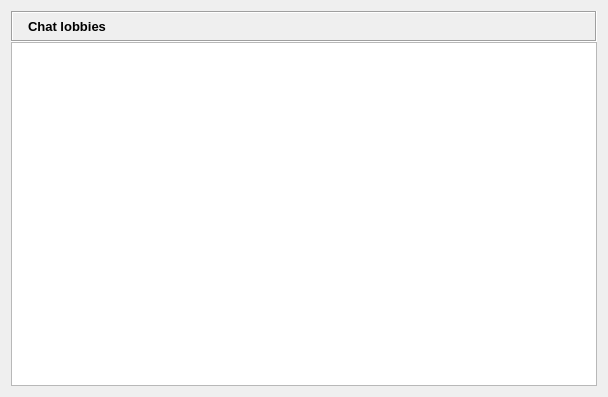
Above: retroshare-gui/src/gui/ChatLobbyWidget.ui from RetroShare/RetroShare before the change. Below: the same form after it.
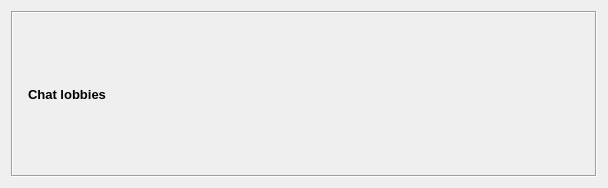
That is the form after the change. Icons and pictures are not drawn.

Commit message: moved chat lobbies into a separate tab

Diff of the .ui file:
```diff
--- a/retroshare-gui/src/gui/ChatLobbyWidget.ui
+++ b/retroshare-gui/src/gui/ChatLobbyWidget.ui
@@ -7,7 +7,7 @@
     <x>0</x>
     <y>0</y>
     <width>608</width>
-    <height>397</height>
+    <height>188</height>
    </rect>
   </property>
   <layout class="QGridLayout" name="gridLayout">
@@ -89,40 +89,6 @@
      </layout>
     </widget>
    </item>
-   <item row="1" column="0">
-    <widget class="QTreeWidget" name="lobbyTreeWidget">
-     <property name="sizePolicy">
-      <sizepolicy hsizetype="Expanding" vsizetype="Expanding">
-       <horstretch>0</horstretch>
-       <verstretch>0</verstretch>
-      </sizepolicy>
-     </property>
-     <property name="contextMenuPolicy">
-      <enum>Qt::CustomContextMenu</enum>
-     </property>
-     <property name="editTriggers">
-      <set>QAbstractItemView::NoEditTriggers</set>
-     </property>
-     <property name="rootIsDecorated">
-      <bool>false</bool>
-     </property>
-     <property name="itemsExpandable">
-      <bool>false</bool>
-     </property>
-     <property name="sortingEnabled">
-      <bool>true</bool>
-     </property>
-     <property name="allColumnsShowFocus">
-      <bool>true</bool>
-     </property>
-     <property name="expandsOnDoubleClick">
-      <bool>false</bool>
-     </property>
-     <property name="columnCount">
-      <number>0</number>
-     </property>
-    </widget>
-   </item>
   </layout>
  </widget>
  <resources>
```
The commit also changes 9 other files.
